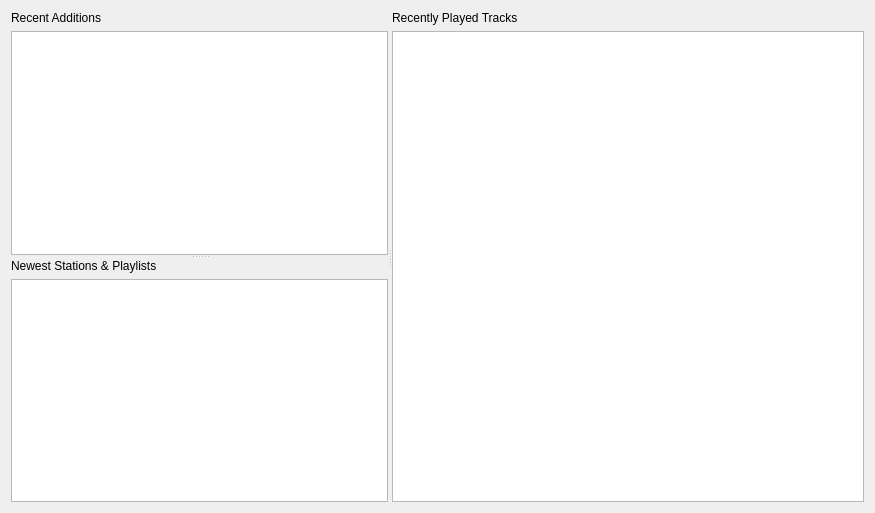
tomahawk-player/tomahawk, file src/libtomahawk/widgets/welcomewidget.ui: the form before one commit.
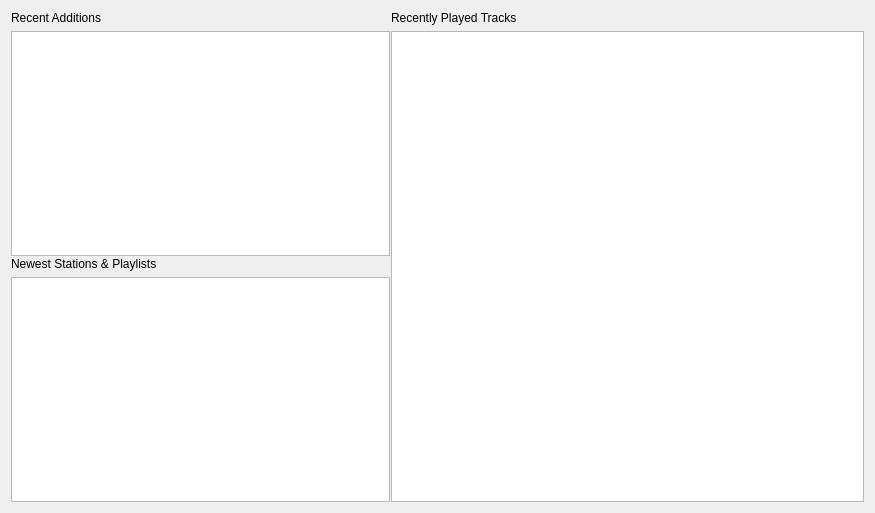
The form after the commit. Custom widgets are drawn as their Qt base class.

Diff of the .ui file:
```diff
--- a/src/libtomahawk/widgets/welcomewidget.ui
+++ b/src/libtomahawk/widgets/welcomewidget.ui
@@ -16,10 +16,16 @@
      <property name="orientation">
       <enum>Qt::Horizontal</enum>
      </property>
+     <property name="handleWidth">
+      <number>1</number>
+     </property>
      <widget class="QSplitter" name="splitter">
       <property name="orientation">
        <enum>Qt::Vertical</enum>
       </property>
+      <property name="handleWidth">
+       <number>1</number>
+      </property>
       <widget class="QWidget" name="layoutWidget1">
        <layout class="QVBoxLayout" name="verticalLayout">
         <item>
```
